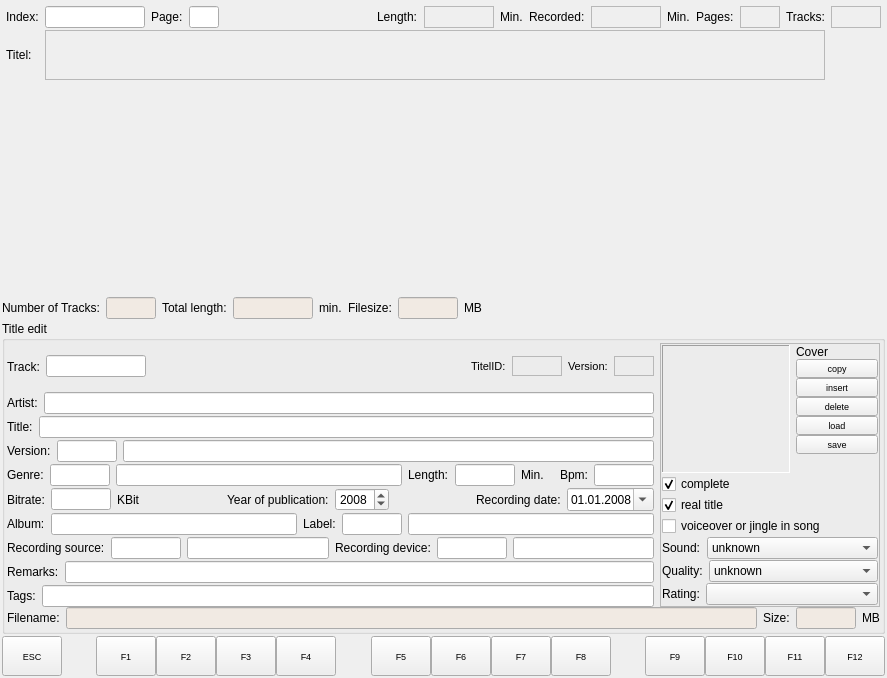
Old version of the form trunk/forms/edit.ui in the repository pfedick/winmusik.
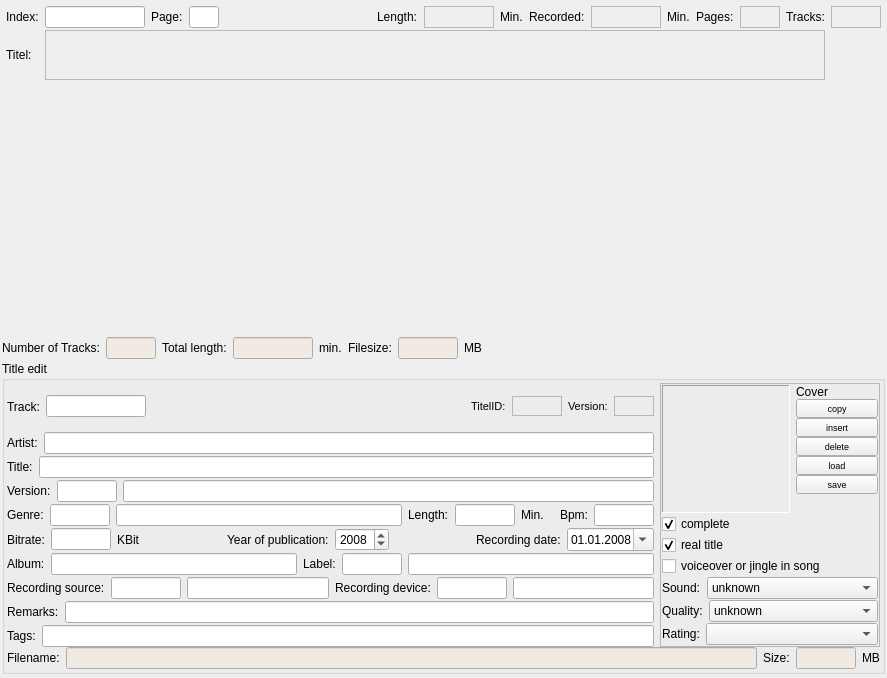
New version of the form. Icons and pictures are not drawn. Custom widgets are drawn as their Qt base class.

The edit to the form file:
```diff
--- a/trunk/forms/edit.ui
+++ b/trunk/forms/edit.ui
@@ -2031,463 +2031,19 @@
     </widget>
    </item>
    <item>
-    <layout class="QHBoxLayout">
-     <property name="spacing">
-      <number>0</number>
-     </property>
-     <property name="margin">
-      <number>0</number>
-     </property>
-     <item>
-      <widget class="QToolButton" name="esc">
-       <property name="minimumSize">
-        <size>
-         <width>60</width>
-         <height>40</height>
-        </size>
-       </property>
-       <property name="font">
-        <font>
-         <pointsize>7</pointsize>
-        </font>
-       </property>
-       <property name="text">
-        <string>ESC</string>
-       </property>
-       <property name="icon">
-        <iconset>
-         <normaloff>:/fkeys/resources/f-key-0000.png</normaloff>:/fkeys/resources/f-key-0000.png</iconset>
-       </property>
-       <property name="iconSize">
-        <size>
-         <width>50</width>
-         <height>16</height>
-        </size>
-       </property>
-       <property name="toolButtonStyle">
-        <enum>Qt::ToolButtonTextUnderIcon</enum>
-       </property>
-      </widget>
-     </item>
-     <item>
-      <spacer>
-       <property name="orientation">
-        <enum>Qt::Horizontal</enum>
-       </property>
-       <property name="sizeHint" stdset="0">
-        <size>
-         <width>40</width>
-         <height>20</height>
-        </size>
-       </property>
-      </spacer>
-     </item>
-     <item>
-      <widget class="QToolButton" name="f1">
-       <property name="minimumSize">
-        <size>
-         <width>60</width>
-         <height>40</height>
-        </size>
-       </property>
-       <property name="font">
-        <font>
-         <pointsize>7</pointsize>
-        </font>
-       </property>
-       <property name="text">
-        <string>F1</string>
-       </property>
-       <property name="icon">
-        <iconset>
-         <normaloff>:/fkeys/resources/f-key-0001.png</normaloff>:/fkeys/resources/f-key-0001.png</iconset>
-       </property>
-       <property name="iconSize">
-        <size>
-         <width>50</width>
-         <height>16</height>
-        </size>
-       </property>
-       <property name="toolButtonStyle">
-        <enum>Qt::ToolButtonTextUnderIcon</enum>
-       </property>
-      </widget>
-     </item>
-     <item>
-      <widget class="QToolButton" name="f2">
-       <property name="minimumSize">
-        <size>
-         <width>60</width>
-         <height>40</height>
-        </size>
-       </property>
-       <property name="font">
-        <font>
-         <pointsize>7</pointsize>
-        </font>
-       </property>
-       <property name="text">
-        <string>F2</string>
-       </property>
-       <property name="icon">
-        <iconset>
-         <normaloff>:/fkeys/resources/f-key-0002.png</normaloff>:/fkeys/resources/f-key-0002.png</iconset>
-       </property>
-       <property name="iconSize">
-        <size>
-         <width>50</width>
-         <height>16</height>
-        </size>
-       </property>
-       <property name="toolButtonStyle">
-        <enum>Qt::ToolButtonTextUnderIcon</enum>
-       </property>
-      </widget>
-     </item>
-     <item>
-      <widget class="QToolButton" name="f3">
-       <property name="minimumSize">
-        <size>
-         <width>60</width>
-         <height>40</height>
-        </size>
-       </property>
-       <property name="font">
-        <font>
-         <pointsize>7</pointsize>
-        </font>
-       </property>
-       <property name="text">
-        <string>F3</string>
-       </property>
-       <property name="icon">
-        <iconset>
-         <normaloff>:/fkeys/resources/f-key-0003.png</normaloff>:/fkeys/resources/f-key-0003.png</iconset>
-       </property>
-       <property name="iconSize">
-        <size>
-         <width>50</width>
-         <height>16</height>
-        </size>
-       </property>
-       <property name="toolButtonStyle">
-        <enum>Qt::ToolButtonTextUnderIcon</enum>
-       </property>
-      </widget>
-     </item>
-     <item>
-      <widget class="QToolButton" name="f4">
-       <property name="minimumSize">
-        <size>
-         <width>60</width>
-         <height>40</height>
-        </size>
-       </property>
-       <property name="font">
-        <font>
-         <pointsize>7</pointsize>
-        </font>
-       </property>
-       <property name="text">
-        <string>F4</string>
-       </property>
-       <property name="icon">
-        <iconset>
-         <normaloff>:/fkeys/resources/f-key-0004.png</normaloff>:/fkeys/resources/f-key-0004.png</iconset>
-       </property>
-       <property name="iconSize">
-        <size>
-         <width>50</width>
-         <height>16</height>
-        </size>
-       </property>
-       <property name="toolButtonStyle">
-        <enum>Qt::ToolButtonTextUnderIcon</enum>
-       </property>
-      </widget>
-     </item>
-     <item>
-      <spacer>
-       <property name="orientation">
-        <enum>Qt::Horizontal</enum>
-       </property>
-       <property name="sizeType">
-        <enum>QSizePolicy::Expanding</enum>
-       </property>
-       <property name="sizeHint" stdset="0">
-        <size>
-         <width>40</width>
-         <height>20</height>
-        </size>
-       </property>
-      </spacer>
-     </item>
-     <item>
-      <widget class="QToolButton" name="f5">
-       <property name="minimumSize">
-        <size>
-         <width>60</width>
-         <height>40</height>
-        </size>
-       </property>
-       <property name="font">
-        <font>
-         <pointsize>7</pointsize>
-        </font>
-       </property>
-       <property name="text">
-        <string>F5</string>
-       </property>
-       <property name="icon">
-        <iconset>
-         <normaloff>:/fkeys/resources/f-key-0005.png</normaloff>:/fkeys/resources/f-key-0005.png</iconset>
-       </property>
-       <property name="iconSize">
-        <size>
-         <width>50</width>
-         <height>16</height>
-        </size>
-       </property>
-       <property name="toolButtonStyle">
-        <enum>Qt::ToolButtonTextUnderIcon</enum>
-       </property>
-      </widget>
-     </item>
-     <item>
-      <widget class="QToolButton" name="f6">
-       <property name="minimumSize">
-        <size>
-         <width>60</width>
-         <height>40</height>
-        </size>
-       </property>
-       <property name="font">
-        <font>
-         <pointsize>7</pointsize>
-        </font>
-       </property>
-       <property name="text">
-        <string>F6</string>
-       </property>
-       <property name="icon">
-        <iconset>
-         <normaloff>:/fkeys/resources/f-key-0006.png</normaloff>:/fkeys/resources/f-key-0006.png</iconset>
-       </property>
-       <property name="iconSize">
-        <size>
-         <width>50</width>
-         <height>16</height>
-        </size>
-       </property>
-       <property name="toolButtonStyle">
-        <enum>Qt::ToolButtonTextUnderIcon</enum>
-       </property>
-      </widget>
-     </item>
-     <item>
-      <widget class="QToolButton" name="f7">
-       <property name="minimumSize">
-        <size>
-         <width>60</width>
-         <height>40</height>
-        </size>
-       </property>
-       <property name="font">
-        <font>
-         <pointsize>7</pointsize>
-        </font>
-       </property>
-       <property name="text">
-        <string>F7</string>
-       </property>
-       <property name="icon">
-        <iconset>
-         <normaloff>:/fkeys/resources/f-key-0007.png</normaloff>:/fkeys/resources/f-key-0007.png</iconset>
-       </property>
-       <property name="iconSize">
-        <size>
-         <width>50</width>
-         <height>16</height>
-        </size>
-       </property>
-       <property name="toolButtonStyle">
-        <enum>Qt::ToolButtonTextUnderIcon</enum>
-       </property>
-      </widget>
-     </item>
-     <item>
-      <widget class="QToolButton" name="f8">
-       <property name="minimumSize">
-        <size>
-         <width>60</width>
-         <height>40</height>
-        </size>
-       </property>
-       <property name="font">
-        <font>
-         <pointsize>7</pointsize>
-        </font>
-       </property>
-       <property name="text">
-        <string>F8</string>
-       </property>
-       <property name="icon">
-        <iconset>
-         <normaloff>:/fkeys/resources/f-key-0008.png</normaloff>:/fkeys/resources/f-key-0008.png</iconset>
-       </property>
-       <property name="iconSize">
-        <size>
-         <width>50</width>
-         <height>16</height>
-        </size>
-       </property>
-       <property name="toolButtonStyle">
-        <enum>Qt::ToolButtonTextUnderIcon</enum>
-       </property>
-      </widget>
-     </item>
-     <item>
-      <spacer>
-       <property name="orientation">
-        <enum>Qt::Horizontal</enum>
-       </property>
-       <property name="sizeHint" stdset="0">
-        <size>
-         <width>40</width>
-         <height>20</height>
-        </size>
-       </property>
-      </spacer>
-     </item>
-     <item>
-      <widget class="QToolButton" name="f9">
-       <property name="minimumSize">
-        <size>
-         <width>60</width>
-         <height>40</height>
-        </size>
-       </property>
-       <property name="font">
-        <font>
-         <pointsize>7</pointsize>
-        </font>
-       </property>
-       <property name="text">
-        <string>F9</string>
-       </property>
-       <property name="icon">
-        <iconset>
-         <normaloff>:/fkeys/resources/f-key-0009.png</normaloff>:/fkeys/resources/f-key-0009.png</iconset>
-       </property>
-       <property name="iconSize">
-        <size>
-         <width>50</width>
-         <height>16</height>
-        </size>
-       </property>
-       <property name="toolButtonStyle">
-        <enum>Qt::ToolButtonTextUnderIcon</enum>
-       </property>
-      </widget>
-     </item>
-     <item>
-      <widget class="QToolButton" name="f10">
-       <property name="minimumSize">
-        <size>
-         <width>60</width>
-         <height>40</height>
-        </size>
-       </property>
-       <property name="font">
-        <font>
-         <pointsize>7</pointsize>
-        </font>
-       </property>
-       <property name="text">
-        <string>F10</string>
-       </property>
-       <property name="icon">
-        <iconset>
-         <normaloff>:/fkeys/resources/f-key-0010.png</normaloff>:/fkeys/resources/f-key-0010.png</iconset>
-       </property>
-       <property name="iconSize">
-        <size>
-         <width>50</width>
-         <height>16</height>
-        </size>
-       </property>
-       <property name="toolButtonStyle">
-        <enum>Qt::ToolButtonTextUnderIcon</enum>
-       </property>
-      </widget>
-     </item>
-     <item>
-      <widget class="QToolButton" name="f11">
-       <property name="minimumSize">
-        <size>
-         <width>60</width>
-         <height>40</height>
-        </size>
-       </property>
-       <property name="font">
-        <font>
-         <pointsize>7</pointsize>
-        </font>
-       </property>
-       <property name="text">
-        <string>F11</string>
-       </property>
-       <property name="icon">
-        <iconset>
-         <normaloff>:/fkeys/resources/f-key-0011.png</normaloff>:/fkeys/resources/f-key-0011.png</iconset>
-       </property>
-       <property name="iconSize">
-        <size>
-         <width>50</width>
-         <height>16</height>
-        </size>
-       </property>
-       <property name="toolButtonStyle">
-        <enum>Qt::ToolButtonTextUnderIcon</enum>
-       </property>
-      </widget>
-     </item>
-     <item>
-      <widget class="QToolButton" name="f12">
-       <property name="minimumSize">
-        <size>
-         <width>60</width>
-         <height>40</height>
-        </size>
-       </property>
-       <property name="font">
-        <font>
-         <pointsize>7</pointsize>
-        </font>
-       </property>
-       <property name="text">
-        <string>F12</string>
-       </property>
-       <property name="icon">
-        <iconset>
-         <normaloff>:/fkeys/resources/f-key-0012.png</normaloff>:/fkeys/resources/f-key-0012.png</iconset>
-       </property>
-       <property name="iconSize">
-        <size>
-         <width>50</width>
-         <height>16</height>
-        </size>
-       </property>
-       <property name="toolButtonStyle">
-        <enum>Qt::ToolButtonTextUnderIcon</enum>
-       </property>
-      </widget>
-     </item>
-    </layout>
+    <widget class="FKeys" name="fkeys" native="true"/>
    </item>
   </layout>
  </widget>
  <layoutdefault spacing="6" margin="11"/>
+ <customwidgets>
+  <customwidget>
+   <class>FKeys</class>
+   <extends>QWidget</extends>
+   <header>forms/fkeys.h</header>
+   <container>1</container>
+  </customwidget>
+ </customwidgets>
  <tabstops>
   <tabstop>index</tabstop>
   <tabstop>page</tabstop>
```
Left out of the diff: 41 changed lines with no effect on the pictures.
